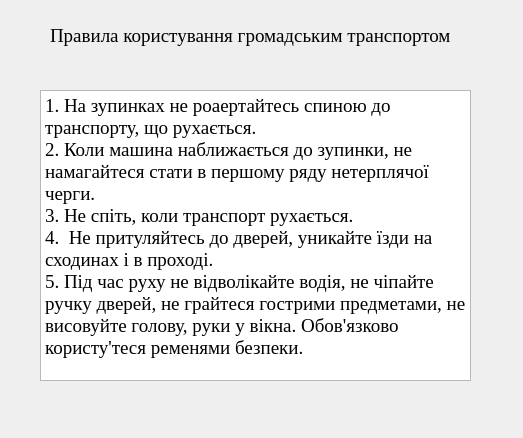
The window that MapsWay/trafficrules.ui (MariaMihajilova/MapsWay) describes before a commit, drawn with Qt 5.
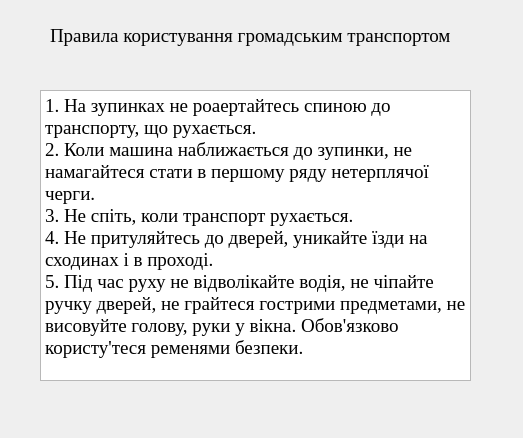
The same window after the commit. Icons and pictures are not drawn.

Patch:
```diff
--- a/MapsWay/trafficrules.ui
+++ b/MapsWay/trafficrules.ui
@@ -63,6 +63,9 @@
      <pointsize>14</pointsize>
     </font>
    </property>
+   <property name="readOnly">
+    <bool>true</bool>
+   </property>
    <property name="html">
     <string>&lt;!DOCTYPE HTML PUBLIC &quot;-//W3C//DTD HTML 4.0//EN&quot; &quot;http://www.w3.org/TR/REC-html40/strict.dtd&quot;&gt;
 &lt;html&gt;&lt;head&gt;&lt;meta name=&quot;qrichtext&quot; content=&quot;1&quot; /&gt;&lt;style type=&quot;text/css&quot;&gt;
@@ -71,7 +74,7 @@
 &lt;p style=&quot; margin-top:0px; margin-bottom:0px; margin-left:0px; margin-right:0px; -qt-block-indent:0; text-indent:0px;&quot;&gt;1. На зупинках не роаертайтесь спиною до транспорту, що рухається.&lt;/p&gt;
 &lt;p style=&quot; margin-top:0px; margin-bottom:0px; margin-left:0px; margin-right:0px; -qt-block-indent:0; text-indent:0px;&quot;&gt;2. Коли машина наближається до зупинки, не намагайтеся стати в першому ряду нетерплячої черги.&lt;/p&gt;
 &lt;p style=&quot; margin-top:0px; margin-bottom:0px; margin-left:0px; margin-right:0px; -qt-block-indent:0; text-indent:0px;&quot;&gt;3. Не спіть, коли транспорт рухається.&lt;/p&gt;
-&lt;p style=&quot; margin-top:0px; margin-bottom:0px; margin-left:0px; margin-right:0px; -qt-block-indent:0; text-indent:0px;&quot;&gt;4.  Не притуляйтесь до дверей, уникайте їзди на сходинах і в проході.&lt;/p&gt;
+&lt;p style=&quot; margin-top:0px; margin-bottom:0px; margin-left:0px; margin-right:0px; -qt-block-indent:0; text-indent:0px;&quot;&gt;4. Не притуляйтесь до дверей, уникайте їзди на сходинах і в проході.&lt;/p&gt;
 &lt;p style=&quot; margin-top:0px; margin-bottom:0px; margin-left:0px; margin-right:0px; -qt-block-indent:0; text-indent:0px;&quot;&gt;5. Під час руху не відволікайте водія, не чіпайте ручку дверей, не грайтеся гострими предметами, не висовуйте голову, руки у вікна. Обов'язково користу'теся ременями безпеки.&lt;/p&gt;&lt;/body&gt;&lt;/html&gt;</string>
    </property>
   </widget>
```
